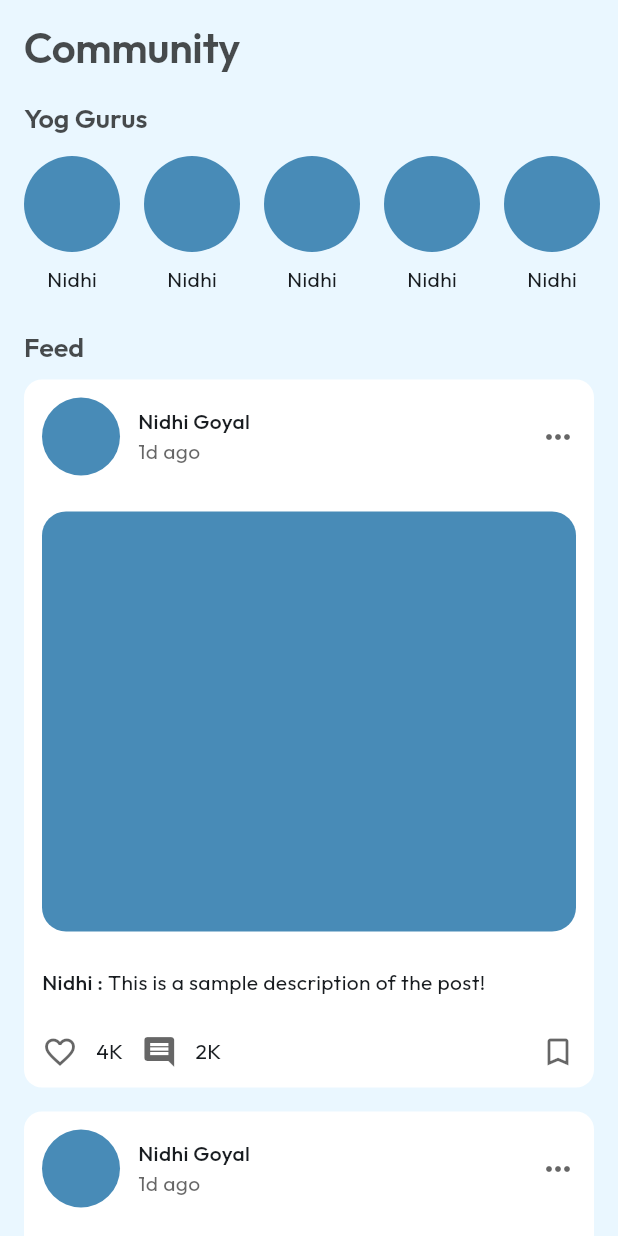
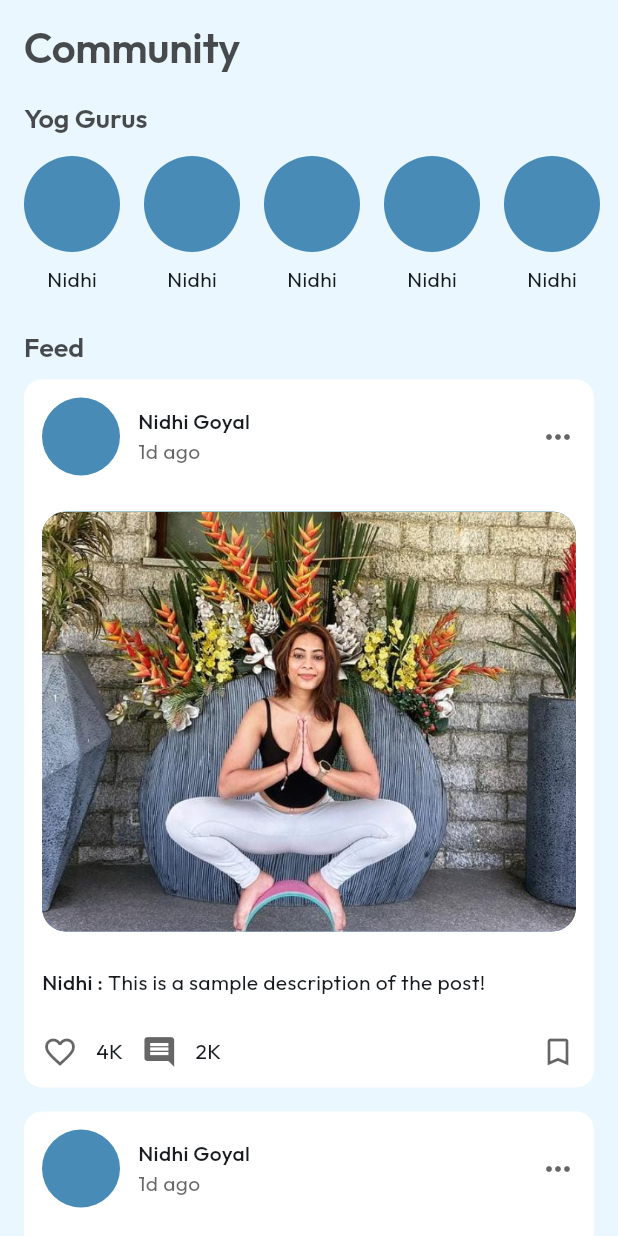
Before and after one commit to Yash-Khattar/YogZen, a Flutter app: the CommunityScreen screen opened by its route, on a phone screen of 412 x 824 dp. Run offline on Flutter 3.47's test engine with Material 2 defaults, Android fonts, the phone set to English and light mode, and no system bars; our stand-ins replace font_awesome_flutter, google_fonts.

Commit message:
commun data added

```diff
--- a/lib/screens/community/community_screen.dart
+++ b/lib/screens/community/community_screen.dart
@@ -22,14 +22,38 @@ class _CommunityScreenState extends State<CommunityScreen> {
   ];
 
   List postCardList = [
-    PostCard(),
-    PostCard(),
-    PostCard(),
-    PostCard(),
-    PostCard(),
-    PostCard(),
-    PostCard(),
-    PostCard(),
+    PostCard(
+      postImage: "assets/p1.jpg",
+      desc: '',
+    ),
+    PostCard(
+      postImage: "assets/p2.jpg",
+      desc: '',
+    ),
+    PostCard(
+      postImage: "assets/p3.jpg",
+      desc: '',
+    ),
+    PostCard(
+      postImage: "assets/p4.jpg",
+      desc: '',
+    ),
+    PostCard(
+      postImage: "assets/p5.jpg",
+      desc: '',
+    ),
+    PostCard(
+      postImage: "assets/p6.jpg",
+      desc: '',
+    ),
+    PostCard(
+      postImage: "assets/p7.jpg",
+      desc: '',
+    ),
+    PostCard(
+      postImage: "assets/p8.jpg",
+      desc: '',
+    ),
   ];
 
   @override
--- a/lib/screens/community/components/post_card.dart
+++ b/lib/screens/community/components/post_card.dart
@@ -2,7 +2,10 @@ import 'package:flutter/material.dart';
 import 'package:yogzen/global/color.dart';
 
 class PostCard extends StatefulWidget {
-  const PostCard({super.key});
+  final String postImage;
+  final String desc;
+  const PostCard({Key? key, required this.postImage, required this.desc})
+      : super(key: key);
 
   @override
   State<PostCard> createState() => _PostCardState();
@@ -66,7 +69,13 @@ class _PostCardState extends State<PostCard> {
                   decoration: const BoxDecoration(
                       color: kdarkBlue,
                       borderRadius: BorderRadius.all(Radius.circular(16))),
+                  child: ClipRRect(
+                    borderRadius: BorderRadius.all(Radius.circular(16)),
+                    child: Image.asset(
+                      widget.postImage,
+                      fit: BoxFit.cover,
                     ),
+                  )),
             ),
             const Padding(
               padding: EdgeInsets.all(12.0),
--- a/pubspec.yaml
+++ b/pubspec.yaml
@@ -61,8 +61,8 @@ flutter:
   uses-material-design: true
 
   # To add assets to your application, add an assets section, like this:
-  # assets:
-  #   - images/a_dot_burr.jpeg
+  assets:
+    - assets/
   #   - images/a_dot_ham.jpeg
 
   # An image asset can refer to one or more resolution-specific "variants", see
```
Also changed, not shown: lib/screens/user_profile/user_page.dart (+5 -17 lines), assets/p1.jpg (added), assets/p2.jpg (added), assets/p3.jpg (added), assets/p4.jpg (added), assets/p5.jpg (added), assets/p6.jpg (added), assets/p7.jpg (added), assets/p8.jpg (added). Lines whose indentation alone changed are shown as unchanged.
